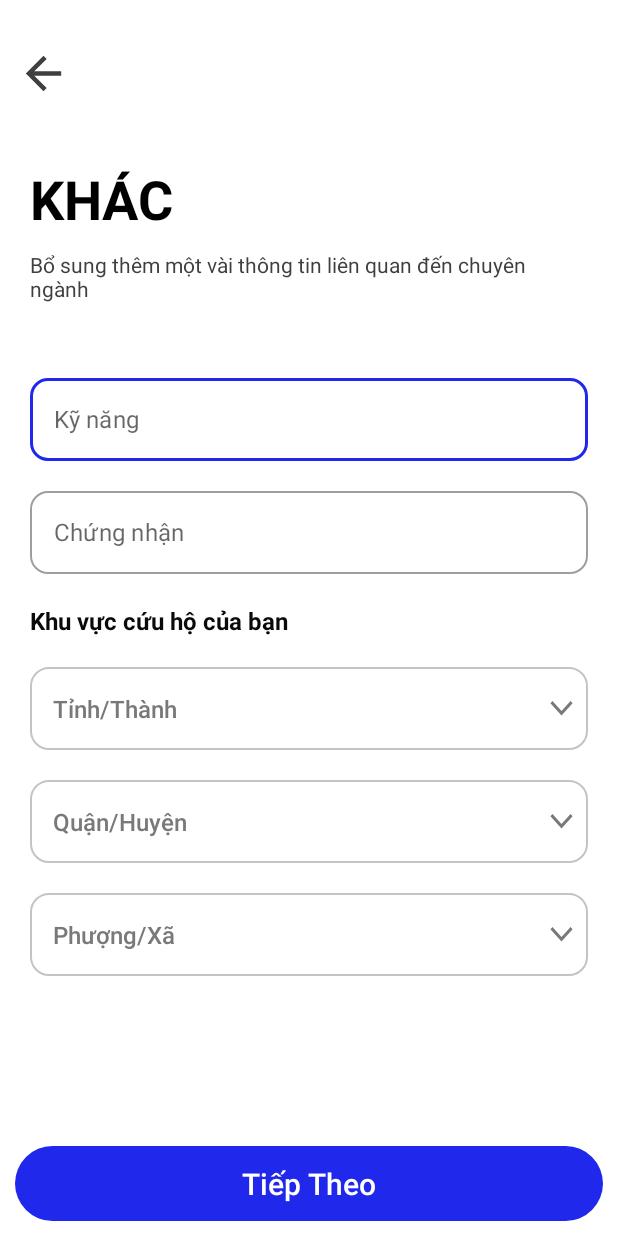
After one commit to MaiHop/Cuu-Ho-Tech, an Android app: the RegisterCertificateActivity screen opened directly, with no data from a screen before it, on a phone screen of 412 x 824 dp. The commit adds this screen. Run offline under Robolectric (Android 15) with nearby library versions, the phone set to English and light mode, and no system bars.

Commit message:
new activity

```diff
--- a/app/src/main/AndroidManifest.xml
+++ b/app/src/main/AndroidManifest.xml
@@ -81,6 +81,9 @@
             android:exported="true" />
         <activity
             android:name=".Presentation.Activity.OrderListActivity"
+            android:exported="true" />
+        <activity
+            android:name=".Presentation.Activity.Register.RegisterCertificateActivity"
             android:exported="true" />
         <activity
             android:name=".Presentation.Activity.ConfirmCancellationActivity"
--- /dev/null
+++ b/app/src/main/java/com/example/cuu_ho_tech/Presentation/Activity/Register/RegisterBankActivity.java
@@ -0,0 +1,4 @@
+package com.example.cuu_ho_tech.Presentation.Activity.Register;
+
+public class RegisterBankActivity {
+}
--- /dev/null
+++ b/app/src/main/java/com/example/cuu_ho_tech/Presentation/Activity/Register/RegisterCertificateActivity.java
@@ -0,0 +1,25 @@
+package com.example.cuu_ho_tech.Presentation.Activity.Register;
+
+import android.os.Bundle;
+
+import androidx.activity.EdgeToEdge;
+import androidx.appcompat.app.AppCompatActivity;
+
+import com.example.cuu_ho_tech.databinding.ActivityRegisterCertificateBinding;
+
+public class RegisterCertificateActivity extends AppCompatActivity {
+    ActivityRegisterCertificateBinding binding;
+
+    @Override
+    protected void onCreate(Bundle savedInstanceState) {
+        super.onCreate(savedInstanceState);
+        EdgeToEdge.enable(this);
+        binding = ActivityRegisterCertificateBinding.inflate(getLayoutInflater());
+        setContentView(binding.getRoot());
+        initialize();
+    }
+
+    private void initialize() {
+
+    }
+}
--- a/app/src/main/java/com/example/cuu_ho_tech/Presentation/Activity/Register/RegisterRechargeActivity.java
+++ b/app/src/main/java/com/example/cuu_ho_tech/Presentation/Activity/Register/RegisterRechargeActivity.java
@@ -10,6 +10,7 @@ import android.view.inputmethod.InputMethodManager;
 import androidx.activity.EdgeToEdge;
 import androidx.appcompat.app.AppCompatActivity;
 
+import com.example.cuu_ho_tech.Utils.DeviceUtils;
 import com.example.cuu_ho_tech.databinding.ActivityRegisterRechargeBinding;
 
 import java.text.DecimalFormat;
@@ -33,7 +34,7 @@ public class RegisterRechargeActivity  extends AppCompatActivity {
             public boolean onTouch(View v, MotionEvent event) {
                 if (event.getAction() == MotionEvent.ACTION_DOWN) {
                     binding.edtMoney.clearFocus();
-                    hideKeyboard(v);
+                    DeviceUtils.hideKeyboard(v, RegisterRechargeActivity.this);
                     v.performClick();
                     return true;
                 }
@@ -71,12 +72,4 @@ public class RegisterRechargeActivity  extends AppCompatActivity {
         DecimalFormat formatter = new DecimalFormat("#,###");
         return formatter.format(number) + "đ";
     }
-
-
-    private void hideKeyboard(View view) {
-        InputMethodManager imm = (InputMethodManager) getSystemService(Context.INPUT_METHOD_SERVICE);
-        if (imm != null) {
-            imm.hideSoftInputFromWindow(view.getWindowToken(), 0);
-        }
-    }
 }
--- /dev/null
+++ b/app/src/main/res/drawable/background_border_radius_12dp.xml
@@ -0,0 +1,6 @@
+<?xml version="1.0" encoding="utf-8"?>
+<shape xmlns:android="http://schemas.android.com/apk/res/android">
+    <corners android:radius="12dp" />
+    <solid android:color="@color/white" />
+    <stroke android:width="1dp" android:color="@color/neutral_focus" />
+</shape>
--- /dev/null
+++ b/app/src/main/res/drawable/ic_down_20dp.xml
@@ -0,0 +1,11 @@
+<?xml version="1.0" encoding="utf-8"?>
+<vector xmlns:android="http://schemas.android.com/apk/res/android"
+    android:width="15dp"
+    android:height="11dp"
+    android:viewportWidth="12"
+    android:viewportHeight="8">
+    <path
+        android:fillColor="#FF2028EC"
+        android:fillType="evenOdd"
+        android:pathData="M6 7.31l5.78-5.78-1.06-1.06L6 5.19 1.28 0.47 0.22 1.53 6 7.31Z"/>
+</vector>
--- /dev/null
+++ b/app/src/main/res/layout/activity_register_bank.xml
@@ -0,0 +1,6 @@
+<?xml version="1.0" encoding="utf-8"?>
+<androidx.constraintlayout.widget.ConstraintLayout xmlns:android="http://schemas.android.com/apk/res/android"
+    android:layout_width="match_parent"
+    android:layout_height="match_parent">
+
+</androidx.constraintlayout.widget.ConstraintLayout>
--- /dev/null
+++ b/app/src/main/res/layout/activity_register_certificate.xml
@@ -0,0 +1,181 @@
+<?xml version="1.0" encoding="utf-8"?>
+<com.example.cuu_ho_tech.Custom.CustomConstraintLayout xmlns:android="http://schemas.android.com/apk/res/android"
+    xmlns:tools="http://schemas.android.com/tools"
+    android:layout_width="match_parent"
+    android:id="@+id/layout"
+    android:layout_height="match_parent"
+    android:fitsSystemWindows="true"
+    xmlns:app="http://schemas.android.com/apk/res-auto">
+
+    <ImageView
+        android:id="@+id/btnBack"
+        android:layout_width="35dp"
+        android:layout_height="35dp"
+        android:scaleType="centerCrop"
+        android:background="@drawable/custom_button_back"
+        android:src="@drawable/ic_back"
+        app:layout_constraintBottom_toBottomOf="parent"
+        app:layout_constraintEnd_toEndOf="parent"
+        app:layout_constraintHorizontal_bias="0.03"
+        app:layout_constraintStart_toStartOf="parent"
+        app:layout_constraintTop_toTopOf="parent"
+        app:layout_constraintVertical_bias="0.04" />
+
+    <LinearLayout
+        android:id="@+id/linearLayout2"
+        android:layout_width="match_parent"
+        android:layout_height="wrap_content"
+        android:orientation="vertical"
+        android:padding="20dp"
+        app:layout_constraintBottom_toBottomOf="parent"
+        app:layout_constraintEnd_toEndOf="parent"
+        app:layout_constraintStart_toStartOf="parent"
+        app:layout_constraintTop_toTopOf="parent"
+        app:layout_constraintVertical_bias="0.2">
+
+        <TextView
+            android:id="@+id/textView4"
+            android:layout_width="match_parent"
+            android:layout_height="wrap_content"
+            android:layout_marginTop="50dp"
+            android:text="KHÁC"
+            android:textColor="@color/black"
+            android:textSize="36sp"
+            android:textStyle="bold" />
+
+        <TextView
+            android:id="@+id/textView5"
+            android:layout_width="wrap_content"
+            android:layout_height="wrap_content"
+            android:layout_marginTop="10dp"
+            android:text="Bổ sung thêm một vài thông tin liên quan đến chuyên ngành"
+            android:textColor="@color/neutral_main"
+            android:textSize="14sp" />
+
+
+        <LinearLayout
+            android:layout_width="match_parent"
+            android:layout_height="match_parent"
+            android:layout_marginTop="40dp"
+            android:orientation="vertical">
+
+            <com.google.android.material.textfield.TextInputLayout
+                style="@style/CustomTextInputLayout"
+                android:layout_width="match_parent"
+                android:layout_height="wrap_content"
+                android:layout_marginTop="10dp"
+                android:layout_weight="1"
+                app:boxBackgroundColor="@color/white"
+                app:hintEnabled="false">
+
+                <com.google.android.material.textfield.TextInputEditText
+                    android:id="@+id/edt_skill"
+                    android:layout_width="match_parent"
+                    android:layout_height="55dp"
+                    android:hint="Kỹ năng"
+                    android:inputType="text"
+                    android:maxLength="9" />
+            </com.google.android.material.textfield.TextInputLayout>
+
+            <com.google.android.material.textfield.TextInputLayout
+                android:id="@+id/edt_money_layout"
+                style="@style/CustomTextInputLayout"
+                android:layout_width="match_parent"
+                android:layout_height="wrap_content"
+                android:layout_marginTop="20dp"
+                android:layout_weight="1"
+                app:boxBackgroundColor="@color/white"
+                app:hintEnabled="false">
+
+                <com.google.android.material.textfield.TextInputEditText
+                    android:id="@+id/edt_certification"
+                    android:layout_width="match_parent"
+                    android:layout_height="55dp"
+                    android:hint="Chứng nhận"
+                    android:inputType="text"
+                    android:maxLength="9" />
+            </com.google.android.material.textfield.TextInputLayout>
+        </LinearLayout>
+
+        <TextView
+            android:id="@+id/textView7"
+            android:layout_width="wrap_content"
+            android:layout_height="wrap_content"
+            android:layout_marginTop="20dp"
+            android:text="Khu vực cứu hộ của bạn"
+            android:textColor="@color/gray_02_10"
+            android:textSize="16sp"
+            android:textStyle="bold" />
+
+        <androidx.appcompat.widget.AppCompatButton
+            android:id="@+id/btn_city"
+            android:layout_width="match_parent"
+            android:layout_height="55dp"
+            android:layout_marginTop="20dp"
+            android:background="@drawable/background_border_radius_12dp"
+            android:drawableEnd="@drawable/ic_down_20dp"
+            android:drawableTint="@color/neutral_border"
+            android:paddingStart="15dp"
+            android:paddingEnd="10dp"
+            android:stateListAnimator="@animator/button_scale_state"
+            android:text="Tỉnh/Thành"
+            android:textAlignment="viewStart"
+            android:textAllCaps="false"
+            android:textColor="@color/neutral_border"
+            android:textSize="16sp"
+            android:textStyle="normal" />
+
+        <androidx.appcompat.widget.AppCompatButton
+            android:id="@+id/btn_district"
+            android:layout_width="match_parent"
+            android:layout_height="55dp"
+            android:layout_marginTop="20dp"
+            android:background="@drawable/background_border_radius_12dp"
+            android:drawableEnd="@drawable/ic_down_20dp"
+            android:drawableTint="@color/neutral_border"
+            android:paddingStart="15dp"
+            android:paddingEnd="10dp"
+            android:stateListAnimator="@animator/button_scale_state"
+            android:text="Quận/Huyện"
+            android:textAlignment="viewStart"
+            android:textAllCaps="false"
+            android:textColor="@color/neutral_border"
+            android:textSize="16sp"
+            android:textStyle="normal" />
+
+        <androidx.appcompat.widget.AppCompatButton
+            android:id="@+id/btn_ward"
+            android:layout_width="match_parent"
+            android:layout_height="55dp"
+            android:layout_marginTop="20dp"
+            android:background="@drawable/background_border_radius_12dp"
+            android:drawableEnd="@drawable/ic_down_20dp"
+            android:drawableTint="@color/neutral_border"
+            android:paddingStart="15dp"
+            android:paddingEnd="10dp"
+            android:stateListAnimator="@animator/button_scale_state"
+            android:text="Phượng/Xã"
+            android:textAlignment="viewStart"
+            android:textAllCaps="false"
+            android:textColor="@color/neutral_border"
+            android:textSize="16sp"
+            android:textStyle="normal" />
+
+    </LinearLayout>
+
+
+    <androidx.appcompat.widget.AppCompatButton
+        android:id="@+id/btn_continue"
+        style="@style/CustomButton"
+        android:layout_width="match_parent"
+        android:layout_height="wrap_content"
+        android:layout_margin="10dp"
+        android:background="@drawable/custom_button_background"
+        android:stateListAnimator="@animator/button_scale_state"
+        android:text="Tiếp Theo"
+        app:layout_constraintBottom_toBottomOf="parent"
+        app:layout_constraintEnd_toEndOf="parent"
+        app:layout_constraintStart_toStartOf="parent" />
+
+
+</com.example.cuu_ho_tech.Custom.CustomConstraintLayout>
--- a/app/src/main/res/layout/activity_register_recharge.xml
+++ b/app/src/main/res/layout/activity_register_recharge.xml
@@ -5,7 +5,6 @@
     android:layout_height="match_parent"
     android:fitsSystemWindows="true"
     xmlns:app="http://schemas.android.com/apk/res-auto">
-
 
     <ImageView
         android:id="@+id/btnBack"
@@ -100,8 +99,8 @@
 
                 <androidx.appcompat.widget.AppCompatImageView
                     android:id="@+id/icon"
-                    android:layout_width="14dp"
-                    android:layout_height="14dp"
+                    android:layout_width="24dp"
+                    android:layout_height="24dp"
                     android:layout_gravity="center"
                     android:src="@drawable/ic_add"
                     android:textSize="14sp"
@@ -112,11 +111,11 @@
                     android:layout_width="wrap_content"
                     android:layout_height="wrap_content"
                     android:layout_gravity="center"
-                    android:layout_marginStart="10dp"
+                    android:layout_marginStart="5dp"
                     android:text="Nạp"
                     android:textAllCaps="false"
                     android:textColor="@color/button_color_primary"
-                    android:textSize="14sp"
+                    android:textSize="16sp"
                     android:textStyle="bold" />
             </LinearLayout>
         </LinearLayout>
```
